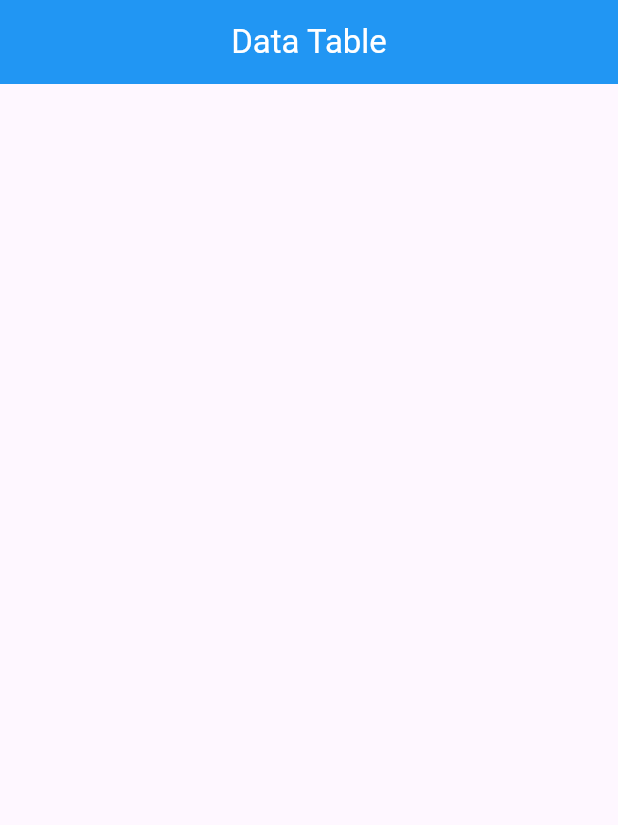
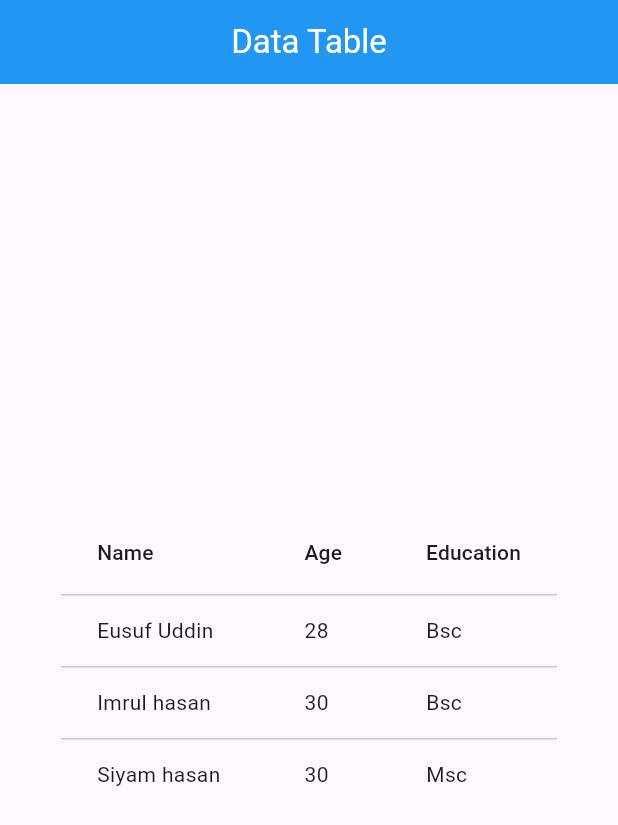
Before and after one commit to EusufUddin8926/data-table-widget, a Flutter app: the screen it shows after launch, on a phone screen of 412 x 824 dp. Shown: the top 825 px of the screen. Run offline on Flutter 3.47's test engine with Material 2 defaults, Android fonts, the phone set to English and light mode, and no system bars.

Commit message:
add row column data

```diff
--- a/lib/main.dart
+++ b/lib/main.dart
@@ -39,6 +39,32 @@ class _MyHomePageState extends State<MyHomePage> {
         title: const Text("Data Table", style: TextStyle(color: Colors.white),),
       ),
 
+      body: Center(
+        child: DataTable(
+            columns: [
+              DataColumn(label: Text("Name")),
+              DataColumn(label: Text("Age")),
+              DataColumn(label: Text("Education")),
+            ],
+            rows: [
+              DataRow(cells: [
+                DataCell(Text("Eusuf Uddin")),
+                DataCell(Text("28")),
+                DataCell(Text("Bsc")),
+              ]),
+              DataRow(cells: [
+                DataCell(Text("Imrul hasan")),
+                DataCell(Text("30")),
+                DataCell(Text("Bsc")),
+              ]),
+              DataRow(cells: [
+                DataCell(Text("Siyam hasan")),
+                DataCell(Text("30")),
+                DataCell(Text("Msc")),
+              ]),
+            ]
+        ),
+      ),
     );
   }
 }
```
